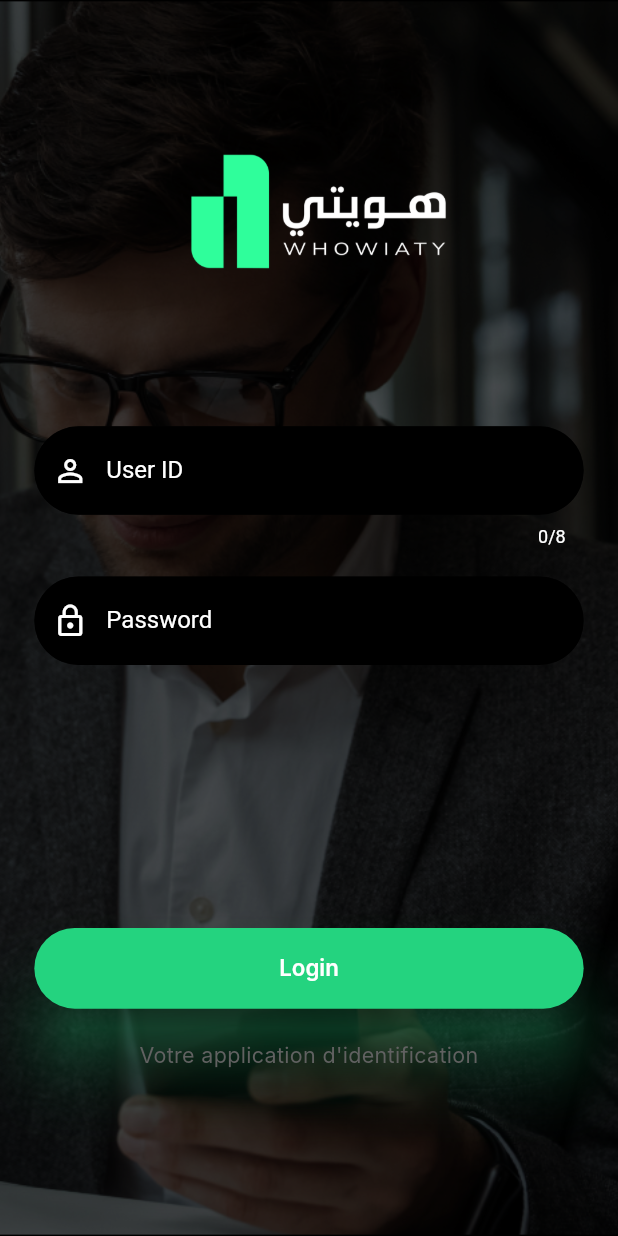
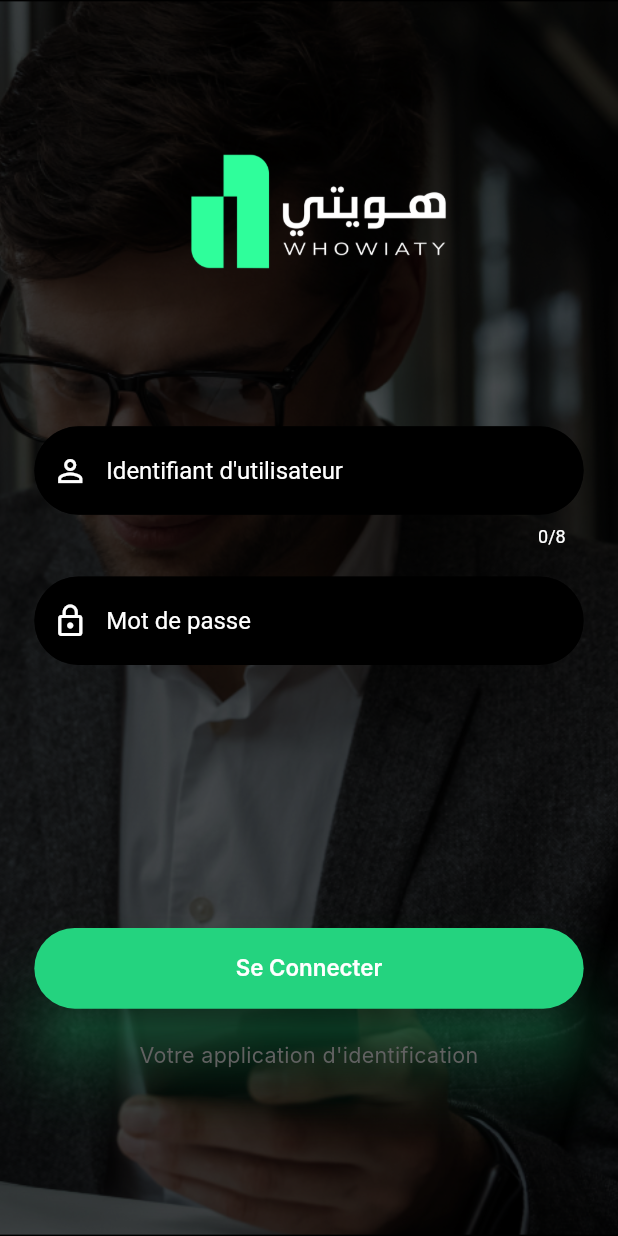
Before and after one commit to Zidoun-Abdou/IdVerificationApp, a Flutter app: the Login screen opened directly, on a phone screen of 412 x 824 dp. Run offline on Flutter 3.47's test engine with Material 2 defaults, Android fonts, the phone set to English and light mode, and no system bars; our stand-ins replace camera, connectivity_plus, file_picker, firebase_core, firebase_messaging, flip_card and 11 more; missing offline and left inert: barcode_scan2, dmrtd, get_ip_address, syncfusion_flutter_pdfviewer; accounts and stored records are empty; Roboto replaces fonts that are missing (Inter, Rubik).

Commit message:
handle logic of login

```diff
--- a/lib/pages/login.dart
+++ b/lib/pages/login.dart
@@ -60,6 +60,7 @@ class _LoginState extends State<Login> {
         var answerJson = jsonDecode(answer);
         if (answerJson["success"] == true) {
           await prefs.setString('user_id', _mailContr.text);
+          await prefs.setString('login', 'true');
           Navigator.pushAndRemoveUntil(
               context,
               MaterialPageRoute(
@@ -89,11 +90,13 @@ class _LoginState extends State<Login> {
 
   @override
   Widget build(BuildContext context) {
-    return Stack(
+    return GestureDetector(
+      onTap: () => FocusManager.instance.primaryFocus?.unfocus(),
+      child: Stack(
         children: [
           ColorFiltered(
-          colorFilter:
-              ColorFilter.mode(Colors.black.withOpacity(0.6), BlendMode.darken),
+            colorFilter: ColorFilter.mode(
+                Colors.black.withOpacity(0.6), BlendMode.darken),
             child: Image.asset(
               "assets/images/background.png",
               height: MediaQuery.of(context).size.height,
@@ -103,6 +106,7 @@ class _LoginState extends State<Login> {
           ),
           Scaffold(
             backgroundColor: Colors.transparent,
+            resizeToAvoidBottomInset: false,
             body: isLoading
                 ? Center(
                     child: CircularProgressIndicator(color: color3),
@@ -143,10 +147,9 @@ class _LoginState extends State<Login> {
                                       maxLength: 8,
                                       // Set text color to white
                                       decoration: InputDecoration(
-                                      label: Text(
-                                        "User ID",
-                                        style: TextStyle(color: Colors.white),
-                                      ),
+                                        hintText: "Identifiant d'utilisateur",
+                                        hintStyle:
+                                            TextStyle(color: Colors.white),
                                         counterStyle: TextStyle(
                                           color: Colors
                                               .white, // Change this color to your desired color
@@ -185,10 +188,9 @@ class _LoginState extends State<Login> {
                                       style: TextStyle(color: Colors.white),
                                       // Set text color to white
                                       decoration: InputDecoration(
-                                      label: Text(
-                                        "Password",
-                                        style: TextStyle(color: Colors.white),
-                                      ),
+                                        hintText: "Mot de passe",
+                                        hintStyle:
+                                            TextStyle(color: Colors.white),
                                         focusedBorder: OutlineInputBorder(
                                           borderRadius:
                                               BorderRadius.circular(50.r),
@@ -282,8 +284,8 @@ class _LoginState extends State<Login> {
                                       style: ElevatedButton.styleFrom(
                                         backgroundColor: color3,
 
-                                      padding:
-                                          EdgeInsets.symmetric(vertical: 15.h),
+                                        padding: EdgeInsets.symmetric(
+                                            vertical: 15.h),
                                         foregroundColor: Colors.white,
                                         minimumSize: Size.fromHeight(30.w),
                                         shape: RoundedRectangleBorder(
@@ -295,7 +297,7 @@ class _LoginState extends State<Login> {
                                         // Set the shadow color
                                       ),
                                       child: Text(
-                                      "Login",
+                                        "Se Connecter",
                                         style: TextStyle(
                                           color: Colors.white,
                                           fontSize: 13.sp,
@@ -328,6 +330,7 @@ class _LoginState extends State<Login> {
                   ),
           ),
         ],
+      ),
     );
   }
 }
```
Lines whose indentation alone changed are shown as unchanged.
